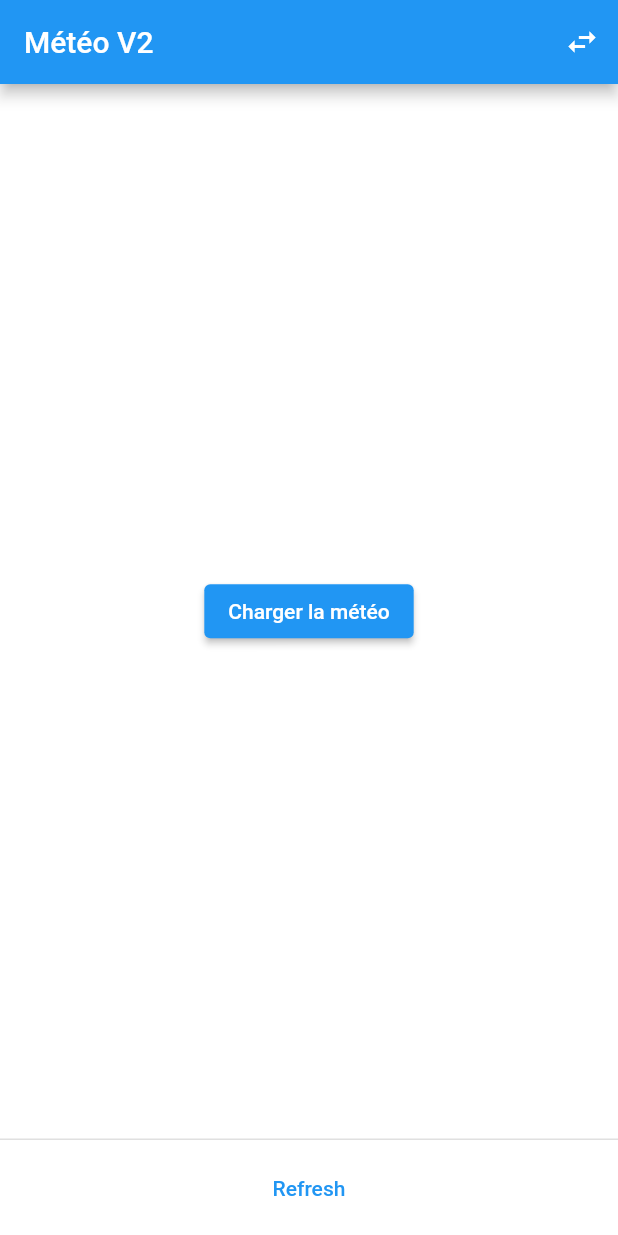
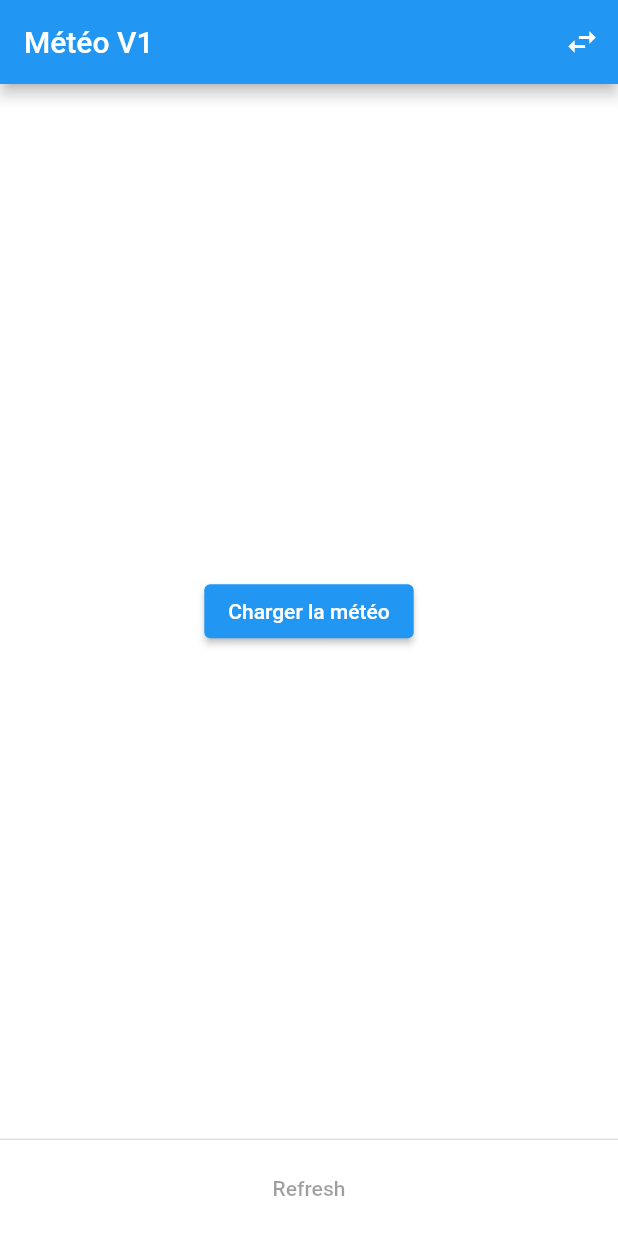
Before and after one commit to justinsillou/tm-weather-app-3, a Flutter app: the screen it shows after launch, on a phone screen of 412 x 824 dp. Run offline on Flutter 3.47's test engine with Material 2 defaults, Android fonts, the light colour scheme and no system bars; our stand-ins replace bloc, dio, equatable, flutter_bloc, weather_icons.

```diff
--- a/lib/main.dart
+++ b/lib/main.dart
@@ -27,7 +27,7 @@ class MyApp extends StatelessWidget {
         primarySwatch: Colors.blue,
       ),
       debugShowCheckedModeBanner: false,
-      home: const WeatherHome(),
+      home: const WeatherHomeV1(),
     );
   }
 }
```
